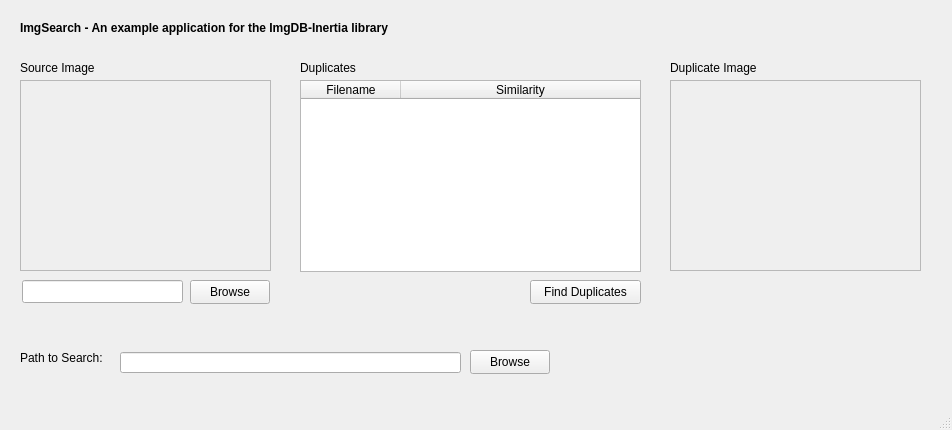
This is imgsearch/mainwindow.ui in Deiiji/ImgDB-Inertia as Qt 5 draws it before an edit. The edited form follows.
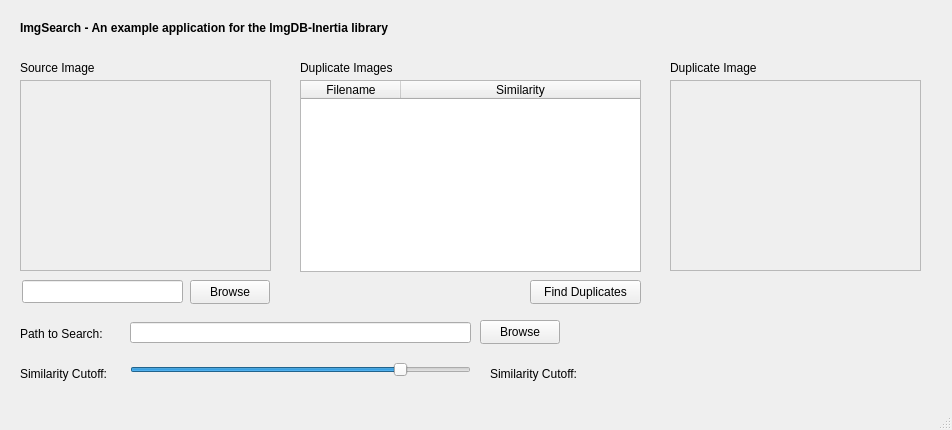
This is the edited form.

Commit message: (imgsearch) added similarity cutoff slider, fixed image alignment

The edit to the form file:
```diff
--- a/imgsearch/mainwindow.ui
+++ b/imgsearch/mainwindow.ui
@@ -127,12 +127,12 @@
      <rect>
       <x>300</x>
       <y>60</y>
-      <width>81</width>
+      <width>121</width>
       <height>16</height>
      </rect>
     </property>
     <property name="text">
-     <string>Duplicates</string>
+     <string>Duplicate Images</string>
     </property>
    </widget>
    <widget class="QLineEdit" name="fileSearchPath">
@@ -141,8 +141,8 @@
     </property>
     <property name="geometry">
      <rect>
-      <x>120</x>
-      <y>352</y>
+      <x>130</x>
+      <y>322</y>
       <width>341</width>
       <height>21</height>
      </rect>
@@ -157,8 +157,8 @@
    <widget class="QPushButton" name="btnSearchPath">
     <property name="geometry">
      <rect>
-      <x>470</x>
-      <y>350</y>
+      <x>480</x>
+      <y>320</y>
       <width>80</width>
       <height>24</height>
      </rect>
@@ -171,14 +171,17 @@
     <property name="geometry">
      <rect>
       <x>20</x>
-      <y>350</y>
+      <y>320</y>
       <width>91</width>
-      <height>16</height>
+      <height>21</height>
      </rect>
     </property>
     <property name="text">
      <string>Path to Search:</string>
     </property>
+    <property name="alignment">
+     <set>Qt::AlignBottom|Qt::AlignLeading|Qt::AlignLeft</set>
+    </property>
    </widget>
    <widget class="QLabel" name="imgDuplicate">
     <property name="geometry">
@@ -289,6 +292,60 @@
      </property>
     </column>
    </widget>
+   <widget class="QLabel" name="label_2">
+    <property name="geometry">
+     <rect>
+      <x>20</x>
+      <y>360</y>
+      <width>101</width>
+      <height>21</height>
+     </rect>
+    </property>
+    <property name="text">
+     <string>Similarity Cutoff:</string>
+    </property>
+    <property name="alignment">
+     <set>Qt::AlignBottom|Qt::AlignLeading|Qt::AlignLeft</set>
+    </property>
+   </widget>
+   <widget class="QSlider" name="sliderSimilarityCutoff">
+    <property name="geometry">
+     <rect>
+      <x>130</x>
+      <y>360</y>
+      <width>341</width>
+      <height>19</height>
+     </rect>
+    </property>
+    <property name="minimum">
+     <number>0</number>
+    </property>
+    <property name="value">
+     <number>80</number>
+    </property>
+    <property name="sliderPosition">
+     <number>80</number>
+    </property>
+    <property name="orientation">
+     <enum>Qt::Horizontal</enum>
+    </property>
+   </widget>
+   <widget class="QLabel" name="lblSimilarityCutoff">
+    <property name="geometry">
+     <rect>
+      <x>490</x>
+      <y>360</y>
+      <width>251</width>
+      <height>21</height>
+     </rect>
+    </property>
+    <property name="text">
+     <string>Similarity Cutoff: </string>
+    </property>
+    <property name="alignment">
+     <set>Qt::AlignBottom|Qt::AlignLeading|Qt::AlignLeft</set>
+    </property>
+   </widget>
   </widget>
   <widget class="QStatusBar" name="statusBar"/>
  </widget>
```
Left out of the diff: 8 changed lines with no effect on the pictures. The commit also changes 2 other files.
